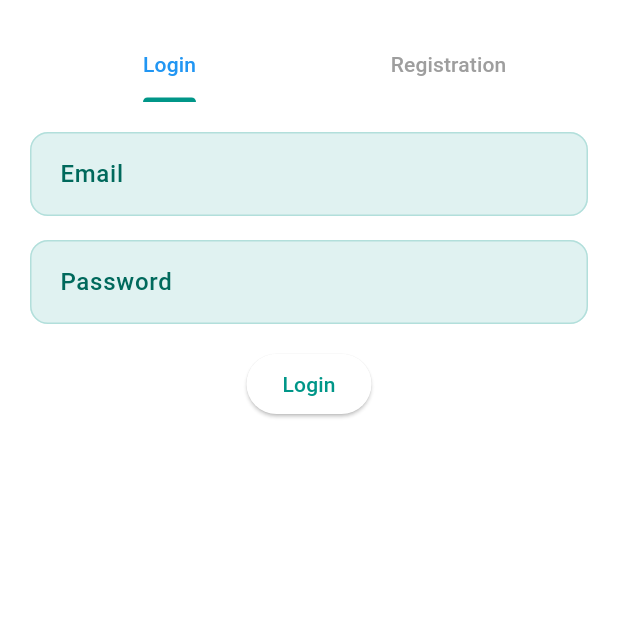
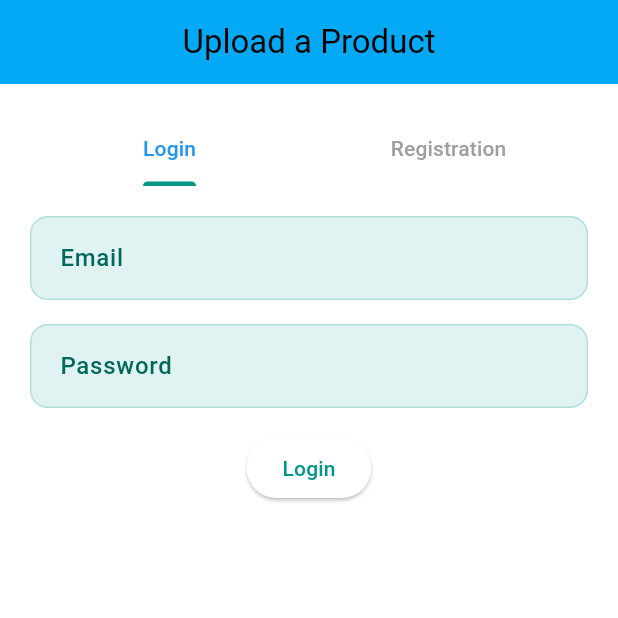
Before and after one commit to CaptureTheAutocrats/BEST-Frontend, a Flutter app: the LoginRegistrationPage screen opened directly, on a phone screen of 412 x 824 dp, the top half of it. Run offline on Flutter 3.47's test engine with Material 3 defaults, Android fonts, the phone set to English and light mode, and no system bars; our stand-ins replace image_picker, shared_preferences; accounts and stored records are empty; network calls fail.

Commit message:
implement navigation

```diff
--- a/lib/screens/login_registration.dart
+++ b/lib/screens/login_registration.dart
@@ -1,5 +1,6 @@
 import 'package:flutter/material.dart';
 import 'package:frontend/api.dart';
+import 'package:frontend/screens/product_upload.dart';
 
 final _loginFormKey = GlobalKey<FormState>();
 final _registrationFormKey = GlobalKey<FormState>();
@@ -18,7 +19,13 @@ class LoginRegistrationPageState extends State<LoginRegistrationPage> {
   final _passwordController = TextEditingController();
 
   @override
-  Widget build(BuildContext context) => Center(
+  Widget build(BuildContext context) => Scaffold(
+    appBar: AppBar(
+      backgroundColor: Colors.lightBlue,
+      centerTitle: true,
+      title: Text("Upload a Product"),
+    ),
+    body: Center(
       child: Container(
         padding: const EdgeInsets.all(20),
         child: DefaultTabController(
@@ -35,16 +42,20 @@ class LoginRegistrationPageState extends State<LoginRegistrationPage> {
               ),
               Expanded(
                 child: TabBarView(
-                children: <Form>[_buildLoginForm(), _buildRegistrationForm()],
+                  children: <Form>[
+                    _buildLoginForm(context),
+                    _buildRegistrationForm(context),
+                  ],
                 ),
               ),
             ],
           ),
         ),
       ),
+    ),
   );
 
-  Form _buildLoginForm() => Form(
+  Form _buildLoginForm(BuildContext context) => Form(
     key: _loginFormKey,
     child: Column(
       spacing: 16,
@@ -83,7 +94,7 @@ class LoginRegistrationPageState extends State<LoginRegistrationPage> {
     ),
   );
 
-  Form _buildRegistrationForm() => Form(
+  Form _buildRegistrationForm(BuildContext context) => Form(
     key: _registrationFormKey,
     child: Column(
       spacing: 16,
@@ -149,7 +160,15 @@ class LoginRegistrationPageState extends State<LoginRegistrationPage> {
                   password: _passwordController.text,
                   studentId: _studentIdController.text,
                 )
-                .then(print)
+                .then((success) {
+                  if (!success) return;
+                  Navigator.push(
+                    context,
+                    MaterialPageRoute(
+                      builder: (context) => const ProductUploadPage(),
+                    ),
+                  );
+                })
                 .catchError(print);
           },
           child: Text("Register"),
```
Also changed, not shown: lib/main.dart (+3 -23 lines), lib/screens/product_upload.dart (+11 -2 lines), 2 other files. Lines whose indentation alone changed are shown as unchanged.
